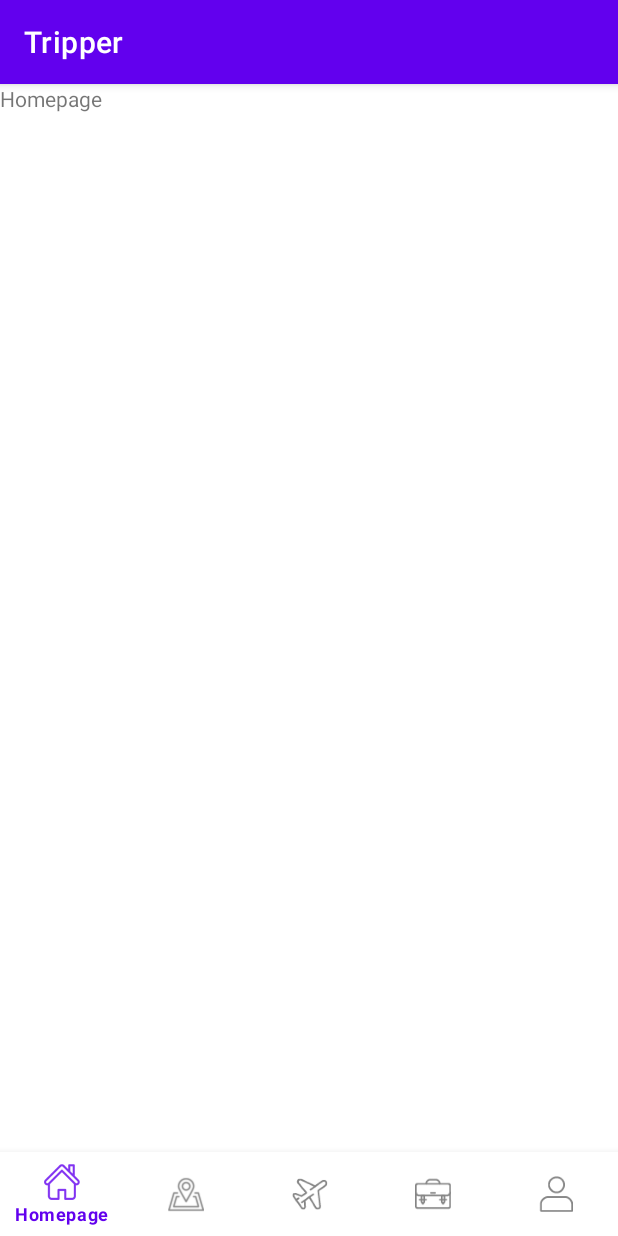
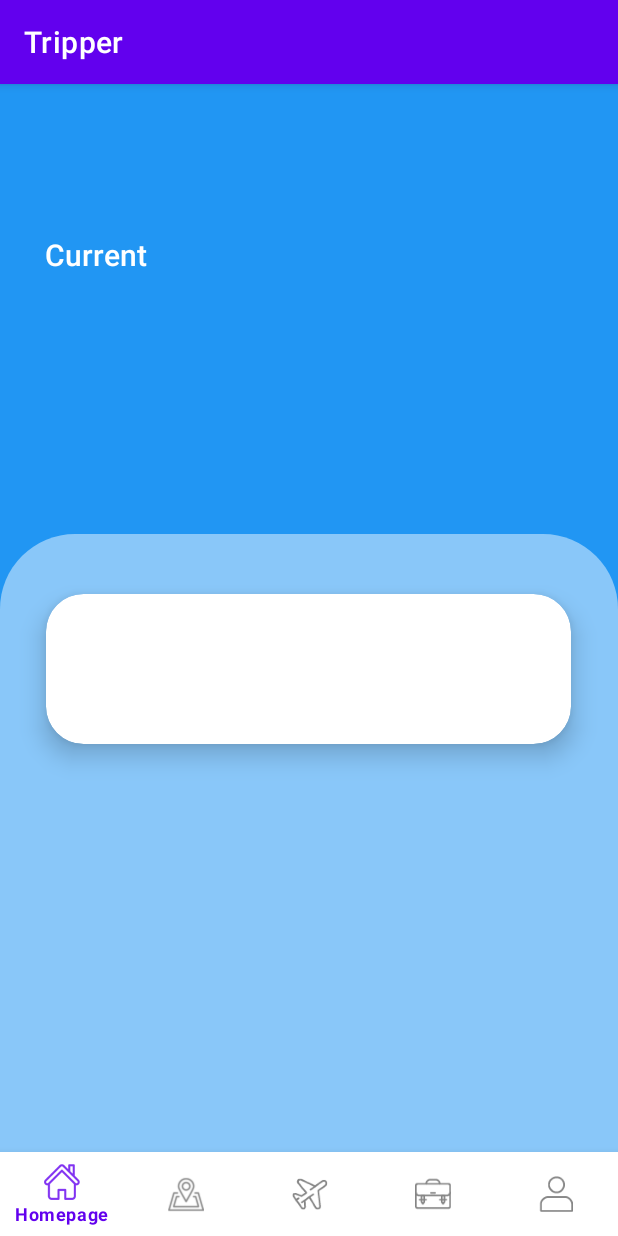
Before and after one commit to jiwagon/Tripper-App, an Android app: the screen it shows after launch (MainActivity), on a phone screen of 412 x 824 dp. Run offline under Robolectric (Android 15) with nearby library versions, the phone set to English and light mode, and no system bars; our stand-ins replace navigation-ui.

Commit message:
debugging doc_fragment

```diff
--- a/app/src/main/java/com/example/tripper_2/home_fragment.java
+++ b/app/src/main/java/com/example/tripper_2/HomeActivity.java
@@ -10,10 +10,10 @@ import android.view.ViewGroup;
 
 /**
  * A simple {@link Fragment} subclass.
- * Use the {@link home_fragment#newInstance} factory method to
+ * Use the {@link HomeActivity#newInstance} factory method to
  * create an instance of this fragment.
  */
-public class home_fragment extends Fragment {
+public class HomeActivity extends Fragment {
 
     // TODO: Rename parameter arguments, choose names that match
     // the fragment initialization parameters, e.g. ARG_ITEM_NUMBER
@@ -24,7 +24,7 @@ public class home_fragment extends Fragment {
     private String mParam1;
     private String mParam2;
 
-    public home_fragment() {
+    public HomeActivity() {
         // Required empty public constructor
     }
 
@@ -37,8 +37,8 @@ public class home_fragment extends Fragment {
      * @return A new instance of fragment home_fragment.
      */
     // TODO: Rename and change types and number of parameters
-    public static home_fragment newInstance(String param1, String param2) {
-        home_fragment fragment = new home_fragment();
+    public static HomeActivity newInstance(String param1, String param2) {
+        HomeActivity fragment = new HomeActivity();
         Bundle args = new Bundle();
         args.putString(ARG_PARAM1, param1);
         args.putString(ARG_PARAM2, param2);
--- /dev/null
+++ b/app/src/main/res/drawable-v24/home_dashboard_back.xml
@@ -0,0 +1,10 @@
+<?xml version="1.0" encoding="utf-8"?>
+<shape xmlns:android="http://schemas.android.com/apk/res/android">
+<solid
+    android:color="#77FFFFFF"
+    />
+    <corners
+        android:topLeftRadius="50dp"
+        android:topRightRadius="50dp"
+        />
+</shape>
--- a/app/src/main/res/layout/account_fragment.xml
+++ b/app/src/main/res/layout/account_fragment.xml
@@ -3,7 +3,7 @@
     xmlns:tools="http://schemas.android.com/tools"
     android:layout_width="match_parent"
     android:layout_height="match_parent"
-    tools:context=".account_fragment">
+    tools:context=".AccountActivity">
 
     <!-- TODO: Update blank fragment layout -->
     <TextView
--- a/app/src/main/res/layout/bucketlist_fragment.xml
+++ b/app/src/main/res/layout/bucketlist_fragment.xml
@@ -3,7 +3,7 @@
     xmlns:tools="http://schemas.android.com/tools"
     android:layout_width="match_parent"
     android:layout_height="match_parent"
-    tools:context=".bucketlist_fragment">
+    tools:context=".BucketListActivity">
 
     <!-- TODO: Update blank fragment layout -->
     <TextView
--- a/app/src/main/res/layout/docs_fragment.xml
+++ b/app/src/main/res/layout/docs_fragment.xml
@@ -3,7 +3,7 @@
     xmlns:tools="http://schemas.android.com/tools"
     android:layout_width="match_parent"
     android:layout_height="match_parent"
-    tools:context=".docs_fragment">
+    tools:context=".DocumentsActivity">
 
     <!-- TODO: Update blank fragment layout -->
     <TextView
--- a/app/src/main/res/layout/flights_fragment.xml
+++ b/app/src/main/res/layout/flights_fragment.xml
@@ -3,7 +3,7 @@
     xmlns:tools="http://schemas.android.com/tools"
     android:layout_width="match_parent"
     android:layout_height="match_parent"
-    tools:context=".flights_fragment">
+    tools:context=".FlightsActivity">
 
     <!-- TODO: Update blank fragment layout -->
     <TextView
--- a/app/src/main/res/layout/home_fragment.xml
+++ b/app/src/main/res/layout/home_fragment.xml
@@ -3,7 +3,7 @@
     xmlns:tools="http://schemas.android.com/tools"
     android:layout_width="match_parent"
     android:layout_height="match_parent"
-    tools:context=".home_fragment">
+    tools:context=".HomeActivity">
 
     <!-- TODO: Update blank fragment layout -->
     <TextView
@@ -11,4 +11,66 @@
         android:layout_height="match_parent"
         android:text="@string/home_label" />
 
+    <androidx.constraintlayout.widget.ConstraintLayout xmlns:android="http://schemas.android.com/apk/res/android"
+        xmlns:app="http://schemas.android.com/apk/res-auto"
+        xmlns:tools="http://schemas.android.com/tools"
+        android:layout_width="match_parent"
+        android:layout_height="match_parent"
+        android:background="#2196F3"
+        tools:context=".MainActivity"
+        tools:ignore="ExtraText">
+
+        <TextView
+            android:id="@+id/home_widget_title"
+            android:layout_width="match_parent"
+            android:layout_height="wrap_content"
+            android:layout_marginStart="30dp"
+            android:layout_marginTop="100dp"
+            android:layout_marginEnd="30dp"
+            android:text="@string/home_widget_title"
+            android:textAppearance="@style/TextAppearance.AppCompat.Body2"
+            android:textColor="#FFFFFF"
+            android:textSize="20sp"
+            app:layout_constraintEnd_toEndOf="parent"
+            app:layout_constraintStart_toStartOf="parent"
+            app:layout_constraintTop_toTopOf="parent" />
+
+
+        <RelativeLayout
+
+            android:layout_width="match_parent"
+            android:layout_height="match_parent"
+            android:layout_marginTop="300dp"
+            android:background="@drawable/home_dashboard_back"
+            app:layout_constraintBottom_toBottomOf="@id/bottom_navigation"
+            app:layout_constraintStart_toStartOf="parent"
+            app:layout_constraintTop_toBottomOf="@id/home_widget_title"
+            app:layout_constraintVertical_bias="1.0">
+
+
+            <RelativeLayout
+                android:id="@+id/widget_background"
+                android:layout_width="match_parent"
+                android:layout_height="wrap_content"
+                android:layout_marginLeft="40dp"
+                android:layout_marginRight="40dp">
+
+                <androidx.recyclerview.widget.RecyclerView
+                    android:id="@+id/recyclerView"
+                    android:layout_width="match_parent"
+                    android:layout_height="wrap_content"
+                    android:layout_marginTop="40dp" />
+
+            </RelativeLayout>
+
+            <androidx.cardview.widget.CardView
+                android:layout_width="350dp"
+                android:layout_height="100dp"
+                android:layout_centerHorizontal="true"
+                android:layout_marginTop="40dp"
+                app:cardCornerRadius="25dp"
+                app:cardElevation="10dp" />
+        </RelativeLayout>
+
+    </androidx.constraintlayout.widget.ConstraintLayout>
 </FrameLayout>
--- a/app/src/main/res/navigation/navigation_graph.xml
+++ b/app/src/main/res/navigation/navigation_graph.xml
@@ -7,22 +7,22 @@
 
     <fragment
         android:id="@+id/home_fragment"
-        android:name="com.example.tripper_2.home_fragment"
+        android:name="com.example.tripper_2.HomeActivity"
         tools:layout="@layout/home_fragment" />
     <fragment
         android:id="@+id/bucketlist_fragment"
-        android:name="com.example.tripper_2.bucketlist_fragment"
+        android:name="com.example.tripper_2.BucketListActivity"
         tools:layout="@layout/bucketlist_fragment" />
     <fragment
         android:id="@+id/flights_fragment"
-        android:name="com.example.tripper_2.flights_fragment"
+        android:name="com.example.tripper_2.FlightsActivity"
         tools:layout="@layout/flights_fragment" />
     <fragment
         android:id="@+id/docs_fragment"
-        android:name="com.example.tripper_2.docs_fragment"
+        android:name="com.example.tripper_2.DocumentsActivity"
         tools:layout="@layout/docs_fragment" />
     <fragment
         android:id="@+id/account_fragment"
-        android:name="com.example.tripper_2.account_fragment"
+        android:name="com.example.tripper_2.AccountActivity"
         tools:layout="@layout/account_fragment" />
 </navigation>
```
Also changed, not shown: app/src/main/java/com/example/tripper_2/AccountActivity.java (renamed from app/src/main/java/com/example/tripper_2/docs_fragment.java, +7 -7 lines), app/src/main/java/com/example/tripper_2/BucketListActivity.java (renamed from app/src/main/java/com/example/tripper_2/account_fragment.java, +7 -7 lines), app/src/main/java/com/example/tripper_2/DocumentsActivity.java (added, +113 -0 lines), app/src/main/java/com/example/tripper_2/FlightsActivity.java (renamed from app/src/main/java/com/example/tripper_2/flights_fragment.java, +5 -5 lines), app/src/main/java/com/example/tripper_2/LoginActivity.java (added, +68 -0 lines), app/src/main/java/com/example/tripper_2/SignUpActivity.java (added, +80 -0 lines), app/src/main/java/com/example/tripper_2/bucketlist_fragment.java (deleted, +0 -64 lines), app/src/main/res/layout/activity_login.xml (added, +101 -0 lines), app/src/main/res/layout/activity_signup.xml (added, +128 -0 lines), app/src/main/res/values/strings.xml (+16 -1 lines), app/src/main/res/drawable-v24/homepage_background.png (added).
